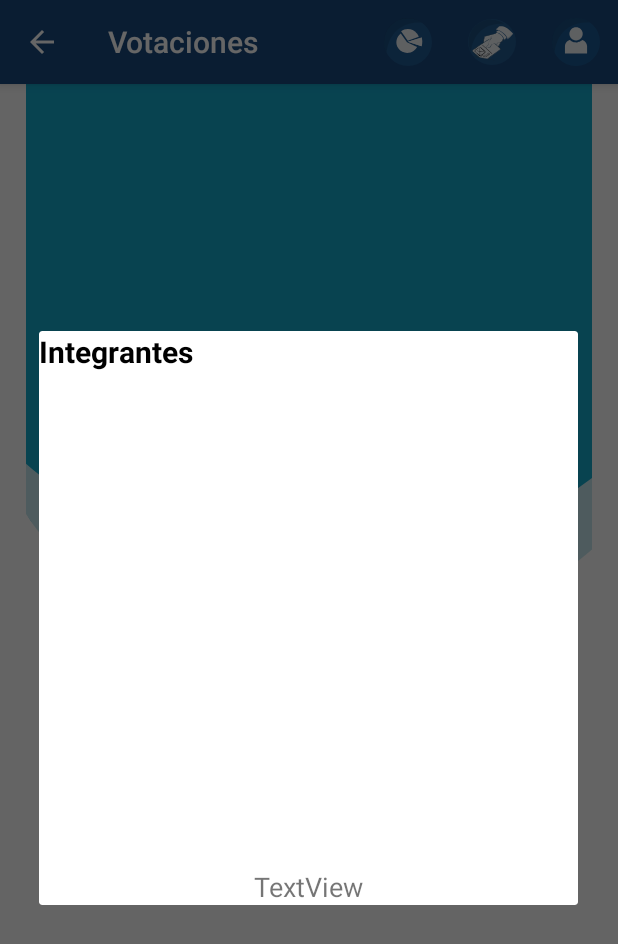
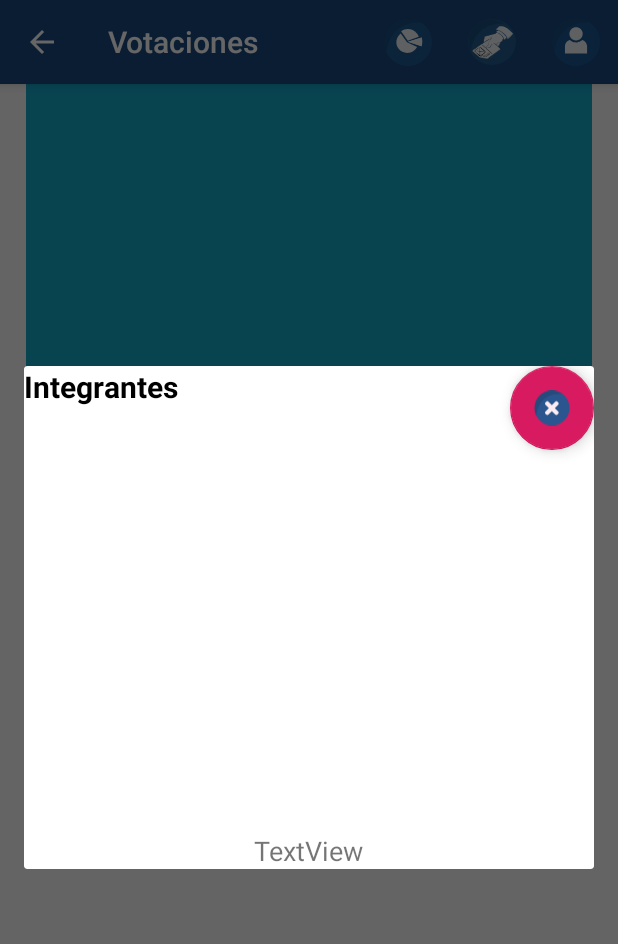
Before and after one commit to joaquinn6/Votaciones, an Android app: the GanadorActivity screen opened directly, with no data from a screen before it, after a tap on an icon or button, on a phone screen of 412 x 824 dp. Shown: the top 944 px of the screen. Run offline under Robolectric (Android 15) with nearby library versions, the light colour scheme and no system bars; libraries missing offline, so code that uses them is left out: ahmed.easyslider; network calls fail; pictures from the network do not load; 1 statement that could not run was skipped.

Commit message:
problemas con foto integrantes resuelto. agregar un floating button para ganador

```diff
--- a/app/build.gradle
+++ b/app/build.gradle
@@ -35,6 +35,7 @@
     implementation 'com.github.PhilJay:MPAndroidChart:v3.1.0'
     implementation 'org.jetbrains:annotations-java5:15.0'
     implementation 'com.github.ahmedshaban1:EasySlider:1.0.0'
+    implementation 'com.google.android.material:material:1.0.0'
 }
 
 repositories {
--- a/app/src/main/java/com/example/votaciones/Activity/CargaActivity.java
+++ b/app/src/main/java/com/example/votaciones/Activity/CargaActivity.java
@@ -33,7 +33,7 @@
     private final String SESION="VariabesDeSesion";
     private  final Token token=new Token();
     private static int TIME=1000;
-
+    public String FECHA="FechaGanador";
     @Override
     protected void onCreate(Bundle savedInstanceState) {
         super.onCreate(savedInstanceState);
@@ -42,6 +42,7 @@
         setContentView(R.layout.activity_carga);
 
         SharedPreferences spSesion=getSharedPreferences(SESION, MODE_PRIVATE);
+        SharedPreferences spFecha=getSharedPreferences(FECHA, MODE_PRIVATE);
         Map<String, ?> recuperarTexto = spSesion.getAll();
         if(!((Map) recuperarTexto).isEmpty()) {
             token.setToken(spSesion.getString("token", null));
@@ -61,6 +62,8 @@
                                     fechaActual.set(Calendar.HOUR_OF_DAY,0);
                                     fechaActual.set(Calendar.MINUTE,0);
                                     fechaActual.set(Calendar.SECOND,0);
+                                    SharedPreferences sp=getSharedPreferences(FECHA,MODE_PRIVATE);
+                                    SharedPreferences.Editor edit =sp.edit();
                                     try {
                                         Date strDate = sdf.parse(fechaVotar);
                                         Intent i;
@@ -71,6 +74,7 @@
                                         else {
                                             i= new Intent(CargaActivity.this,
                                                     GanadorActivity.class);
+                                            /*edit.putString("fechaActual",fechaActual)*/
                                         }
                                         //Intent is used to switch from one activity to another.
                                         //i.putExtra("carnet", usuario.getCarnet());
--- a/app/src/main/java/com/example/votaciones/Activity/GanadorActivity.java
+++ b/app/src/main/java/com/example/votaciones/Activity/GanadorActivity.java
@@ -4,12 +4,14 @@
 import androidx.appcompat.app.AppCompatActivity;
 import androidx.viewpager.widget.ViewPager;
 
+import android.content.DialogInterface;
 import android.content.Intent;
 import android.os.Bundle;
 import android.view.LayoutInflater;
 import android.view.Menu;
 import android.view.MenuItem;
 import android.view.View;
+import android.view.ViewGroup;
 import android.widget.ImageView;
 import android.widget.TextView;
 import android.widget.Toast;
@@ -20,6 +22,7 @@
 import com.example.votaciones.RecyclerViews.ImageAdapter;
 import com.example.votaciones.objetos.Planchas;
 import com.example.votaciones.objetos.Usuario;
+import com.google.android.material.floatingactionbutton.FloatingActionButton;
 
 import java.io.Serializable;
 import java.sql.Time;
@@ -40,6 +43,8 @@
     public EasySlider esIntegrantes;
     public List<Usuario> listUsuario=new ArrayList<>();
     public Planchas Ganadora= new Planchas();
+    public FloatingActionButton btnFloatingCerrar;
+    final AlertDialog[] dialog = new AlertDialog[1];
     @Override
     protected void onCreate(Bundle savedInstanceState) {
         super.onCreate(savedInstanceState);
@@ -54,7 +59,13 @@
         final ViewPager viewPager =view.findViewById(R.id.vpImagen);
         etNombreUser=view.findViewById(R.id.etNombreUsers);
         Titulo=view.findViewById(R.id.Titulo);
-
+        btnFloatingCerrar=view.findViewById(R.id.btnFloatingCerrar);
+        btnFloatingCerrar.setOnClickListener(new View.OnClickListener() {
+            @Override
+            public void onClick(View v) {
+                dialog[0].cancel();
+            }
+        });
         /*final Call<List<Planchas>> planchas= ServicioApi.getInstancia(this).obtenerPlanchas();
         planchas.enqueue(new Callback<List<Planchas>>() {
             @Override
@@ -167,9 +178,11 @@
             public void onClick(View v) {
                 //builder.setTitle("Presidente");
                 builder.setView(view);
-                AlertDialog dialog = builder.create();
-                dialog.setCancelable(true);
-                dialog.show();
+                dialog[0] = builder.create();
+                dialog[0].setCancelable(true);
+                if(view.getParent()!=null)
+                    ((ViewGroup)view.getParent()).removeView(view);
+                    dialog[0].show();
             }
         });
 
--- a/app/src/main/java/com/example/votaciones/Activity/MainActivity.java
+++ b/app/src/main/java/com/example/votaciones/Activity/MainActivity.java
@@ -33,6 +33,7 @@
 public class MainActivity extends AppCompatActivity {
 
     private final String SESION="VariabesDeSesion";
+
     private final Token token =new Token();
     private final Intent[] intent = new Intent[1];
 
@@ -103,6 +104,7 @@
                                     fechaActual.set(Calendar.HOUR_OF_DAY,0);
                                     fechaActual.set(Calendar.MINUTE,0);
                                     fechaActual.set(Calendar.SECOND,0);
+
                                     try {
                                         Date strDate = sdf.parse(fechaVotar);
 
--- a/app/src/main/res/layout/dialog_integrantes.xml
+++ b/app/src/main/res/layout/dialog_integrantes.xml
@@ -1,5 +1,6 @@
 <?xml version="1.0" encoding="utf-8"?>
-<LinearLayout xmlns:android="http://schemas.android.com/apk/res/android"
+<androidx.coordinatorlayout.widget.CoordinatorLayout xmlns:android="http://schemas.android.com/apk/res/android"
+    xmlns:app="http://schemas.android.com/apk/res-auto"
     android:orientation="vertical" android:layout_width="match_parent"
     android:layout_height="match_parent">
 
@@ -16,16 +17,25 @@
         android:id="@+id/vpImagen"
         android:layout_width="match_parent"
         android:layout_height="300dp"
-        android:layout_marginTop="15dp" />
+        android:layout_marginTop="35dp" />
 
     <TextView
         android:id="@+id/etNombreUsers"
         android:layout_width="wrap_content"
         android:layout_height="wrap_content"
-        android:layout_gravity="center"
+        android:layout_gravity="center|bottom"
         android:layout_marginTop="15dp"
         android:text="TextView"
-        android:textSize="18sp" />
+        android:textSize="18sp"
+        />
+
+    <com.google.android.material.floatingactionbutton.FloatingActionButton
+        android:id="@+id/btnFloatingCerrar"
+        android:layout_width="match_parent"
+        android:layout_height="wrap_content"
+        android:layout_gravity="top|end"
+        android:clickable="true"
+        app:srcCompat="@drawable/ic_cancelar" />
 
 
-</LinearLayout>
+</androidx.coordinatorlayout.widget.CoordinatorLayout>
--- a/build.gradle
+++ b/build.gradle
@@ -7,7 +7,7 @@
 
     }
     dependencies {
-        classpath 'com.android.tools.build:gradle:3.5.3'
+        classpath 'com.android.tools.build:gradle:3.6.1'
 
         // NOTE: Do not place your application dependencies here; they belong
         // in the individual module build.gradle files
```
Also changed, not shown: app/src/main/java/com/example/votaciones/Activity/InicioActivity.java (+10 -1 lines), app/src/main/res/layout/activity_inicio.xml (+11 -3 lines), gradle/wrapper/gradle-wrapper.properties.
